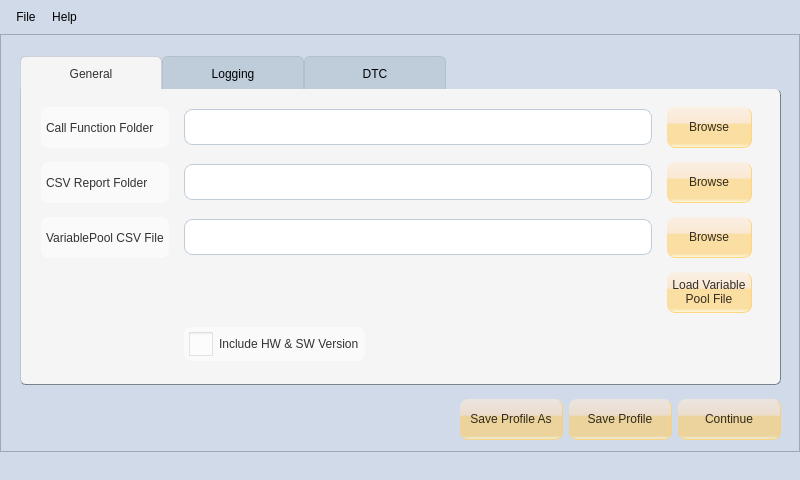
First picture: the form in xmlconfig.ui, repository vulevu121/AutomationGUI, before the edit.
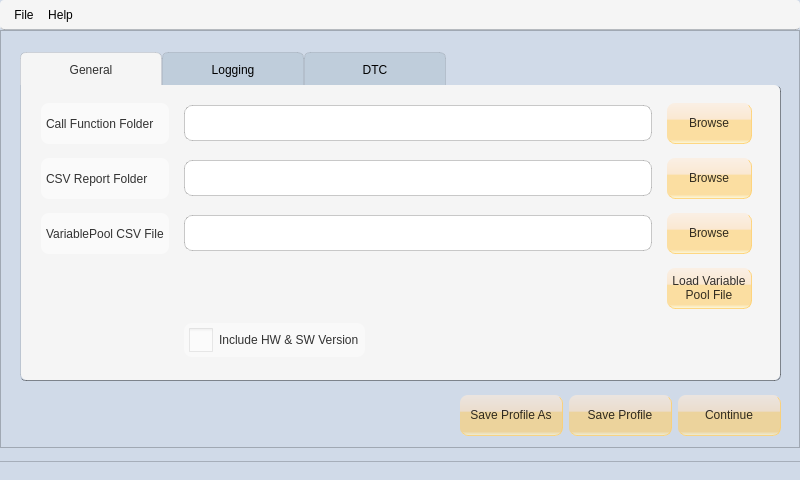
Second picture: the form after the edit. Icons and pictures are not drawn.

Diff of the .ui file:
```diff
--- a/xmlconfig.ui
+++ b/xmlconfig.ui
@@ -57,12 +57,16 @@
 QLineEdit {
 	background-color: white;
 	color: black;
-	border: 1px solid  rgb(191, 205, 219);
+	border: 1px solid  rgba(0, 0, 0, 0.2);
 	border-radius: 8px;
 	min-height: 30px;
 	padding: 2px;
 }
 
+QLineEdit:hover {
+	border: 1px solid  rgba(0, 0, 0, 0.4);
+}
+
 QPushButton {
 	background-color: qlineargradient(spread:pad, x1:0.5, y1:0, x2:0.5, y2:1, stop:0 rgba(253, 236, 218, 0.6), stop:0.4 rgba(253, 223, 186, 0.6), stop:0.42 rgba(255, 206, 105, 0.6), stop:0.9 rgba(255, 206, 105, 0.6), stop:1 rgba(255, 255, 215, 0.6));
 	border: 0px;
@@ -73,19 +77,14 @@
 	border-right: 1px solid  rgba(255, 206, 105, 0.8);
 }
 
-QPushButton:hover {
-	background-color: qlineargradient(spread:pad, x1:0.5, y1:0, x2:0.5, y2:1, stop:0 rgba(253, 236, 218, 0.8), stop:0.4 rgba(253, 223, 186, 0.8), stop:0.42 rgba(255, 206, 105, 0.8), stop:0.9 rgba(255, 206, 105, 0.8), stop:1 rgba(255, 255, 215, 0.8));
-}
-
-
-QPushButton:pressed {
+QPushButton:hover, QPushButton:pressed {
 	background-color: qlineargradient(spread:pad, x1:0.5, y1:0, x2:0.5, y2:1, stop:0 rgba(253, 236, 218, 255), stop:0.4 rgba(253, 223, 186, 255), stop:0.42 rgba(255, 206, 105, 255), stop:0.9 rgba(255, 206, 105, 255), stop:1 rgba(255, 255, 215, 255));
 }
 
 
 QGroupBox {
 	background-color: transparent;
-    border: 1px solid gray;
+    border: 1px solid rgba(0, 0, 0, 0.2);
 	border-radius: 8px;
 	margin-top: 10px;
 }
@@ -99,7 +98,8 @@
 
 QStatusBar {
 	color: black;
-	background: rgb(208, 218, 232);
+	border-top: 1px solid rgba(0, 0, 0, 0.2);
+	background-color: rgb(208, 218, 232);
 }
 
 
@@ -156,27 +156,32 @@
 	border-radius: 5px;
 }
 
+
+
 QMenu, QMenu::item, QMenuBar, QMenuBar::item {
 	color: black;
-	background-color: rgb(208, 218, 232);
-	border-radius: 8px;
-	padding: 5px;
+	background-color: rgb(245, 245, 245);
+	padding: 4px;
+	border-radius: 4px;
 }
 
 QMenuBar::item:selected, QMenu::item:selected {
 	color: black;
-	background-color:  rgb(220, 231, 245);
-	border-radius: 8px;
+	background-color:  rgba(0, 0, 0, 0.1);
 	padding: 4px;
 }
 
+QMenuBar {
+	border-bottom: 1px solid rgba(0, 0, 0, 0.2);
+}
+
 QDialog {
 	background-color: rgb(20, 21, 23);
 }
 
 QListView {
 	background-color: white;
-	border: 1px solid  rgb(191, 205, 219);
+	border: 1px solid  rgba(0, 0, 0, 0.2);
 	border-radius: 8px;
 }
 
@@ -190,11 +195,15 @@
 }
 
 QRadioButton, QCheckBox {
-	background-color: rgba(255, 255, 255, 0.5);
+	background-color: rgba(255, 255, 255, 0.4);
 	padding: 5px;
 	border-radius: 8px;
 }
 
+QRadioButton:hover, QCheckBox:hover {
+	background-color: rgba(255, 255, 255, 0.8);
+}
+
 QCheckBox::indicator::unchecked, QRadioButton::indicator::unchecked {
     image: url(:/checkbox/graphics/baseline_radio_button_unchecked_black_24dp.png);
 }
@@ -601,7 +610,7 @@
      <x>0</x>
      <y>0</y>
      <width>800</width>
-     <height>42</height>
+     <height>38</height>
     </rect>
    </property>
    <widget class="QMenu" name="menuFile">
```
